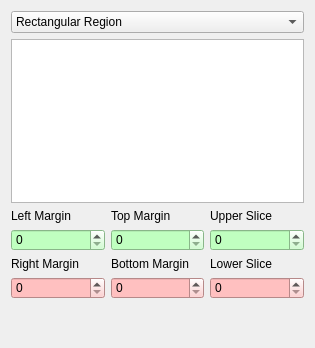
Old version of the form plugins/CountingRegion/CountingRegionPanel.ui in the repository FelixdelasPozas/EspINA.
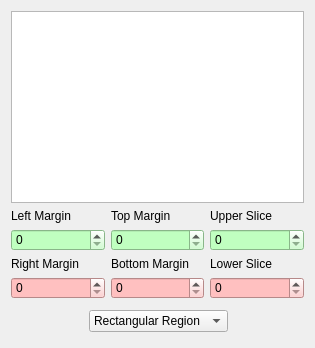
New version of the form. Icons and pictures are not drawn.

Commit message: Move Counting Region combobox below the tree view

The edit to the form file:
```diff
--- a/plugins/CountingRegion/CountingRegionPanel.ui
+++ b/plugins/CountingRegion/CountingRegionPanel.ui
@@ -14,23 +14,6 @@
    <string>Form</string>
   </property>
   <layout class="QVBoxLayout" name="verticalLayout">
-   <item>
-    <widget class="QComboBox" name="regionType">
-     <property name="currentIndex">
-      <number>1</number>
-     </property>
-     <item>
-      <property name="text">
-       <string>Adaptative Region</string>
-      </property>
-     </item>
-     <item>
-      <property name="text">
-       <string>Rectangular Region</string>
-      </property>
-     </item>
-    </widget>
-   </item>
    <item>
     <widget class="QTreeView" name="regionView"/>
    </item>
@@ -140,6 +123,23 @@
        </property>
       </spacer>
      </item>
+     <item>
+      <widget class="QComboBox" name="regionType">
+       <property name="currentIndex">
+        <number>1</number>
+       </property>
+       <item>
+        <property name="text">
+         <string>Adaptative Region</string>
+        </property>
+       </item>
+       <item>
+        <property name="text">
+         <string>Rectangular Region</string>
+        </property>
+       </item>
+      </widget>
+     </item>
      <item>
       <widget class="QPushButton" name="createRegion">
        <property name="enabled">
```
